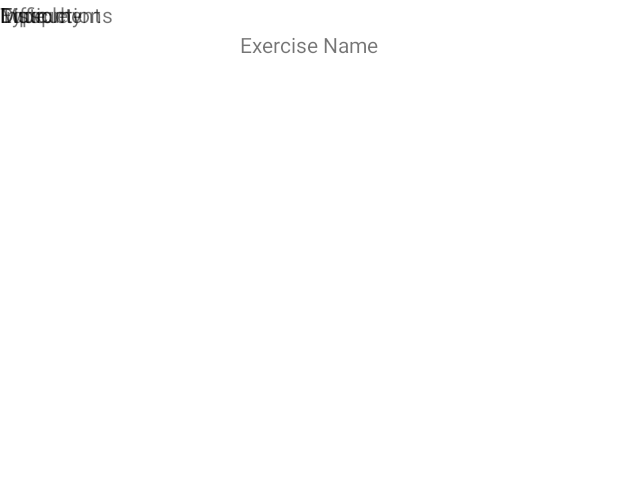
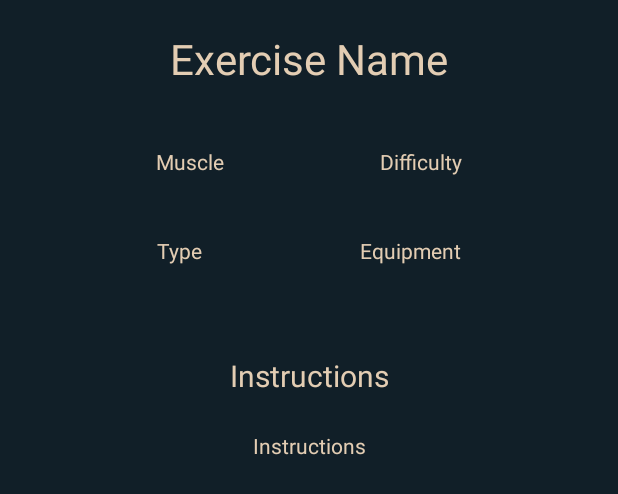
Before and after one commit to Josh-Cox/ExercisesApp, an Android app: the layout activity_exercise_info.xml on its own in the app's theme, with its tools: preview values and no code run, on a phone screen of 412 x 824 dp. Shown: the top 494 px of the screen. Run offline under Robolectric (Android 15) with nearby library versions, the phone set to English and light mode, and no system bars; network calls fail.

Commit message:
Ex info layout

```diff
--- a/app/src/main/java/com/example/exercisesapp/ExerciseInfoActivity.java
+++ b/app/src/main/java/com/example/exercisesapp/ExerciseInfoActivity.java
@@ -3,6 +3,7 @@ package com.example.exercisesapp;
 import androidx.appcompat.app.AppCompatActivity;
 
 import android.os.Bundle;
+import android.text.method.ScrollingMovementMethod;
 import android.widget.TextView;
 import android.widget.Toast;
 
@@ -26,11 +27,14 @@ public class ExerciseInfoActivity extends AppCompatActivity {
         ExInfoModel exInfoModel = Parcels.unwrap(getIntent().getParcelableExtra("exercise"));
 
         tvName.setText(exInfoModel.getName());
-        tvMuscle.setText(exInfoModel.getMuscle());
-        tvEquipment.setText(exInfoModel.getEquipment());
-        tvType.setText(exInfoModel.getType());
-        tvDifficulty.setText(exInfoModel.getDifficulty());
+        tvMuscle.setText("Muscle: " + exInfoModel.getMuscle());
+        tvEquipment.setText("Equipment: " + exInfoModel.getEquipment());
+        tvType.setText("Type: " + exInfoModel.getType());
+        tvDifficulty.setText("Difficulty: " + exInfoModel.getDifficulty());
         tvInstr.setText(exInfoModel.getInstructions());
+
+        // set instructions to be scrollable
+        tvInstr.setMovementMethod(new ScrollingMovementMethod());
 
 
     }
--- a/app/src/main/res/layout/activity_exercise_info.xml
+++ b/app/src/main/res/layout/activity_exercise_info.xml
@@ -4,6 +4,7 @@
     xmlns:tools="http://schemas.android.com/tools"
     android:layout_width="match_parent"
     android:layout_height="match_parent"
+    android:background="@color/blueBlack"
     tools:context=".ExerciseInfoActivity">
 
     <TextView
@@ -12,6 +13,8 @@
         android:layout_height="wrap_content"
         android:layout_marginTop="20dp"
         android:text="Exercise Name"
+        android:textColor="@color/tanAccent"
+        android:textSize="28sp"
         app:layout_constraintEnd_toEndOf="parent"
         app:layout_constraintStart_toStartOf="parent"
         app:layout_constraintTop_toTopOf="parent" />
@@ -21,38 +24,70 @@
         android:layout_width="wrap_content"
         android:layout_height="wrap_content"
         android:text="Type"
-        tools:layout_editor_absoluteX="41dp"
-        tools:layout_editor_absoluteY="74dp" />
+        android:textColor="@color/tanAccent"
+        android:textSize="14sp"
+        app:layout_constraintEnd_toStartOf="@+id/tvEquipment"
+        app:layout_constraintStart_toStartOf="parent"
+        app:layout_constraintTop_toTopOf="@+id/tvEquipment" />
 
     <TextView
         android:id="@+id/tvDifficulty"
         android:layout_width="wrap_content"
         android:layout_height="wrap_content"
         android:text="Difficulty"
-        tools:layout_editor_absoluteX="41dp"
-        tools:layout_editor_absoluteY="111dp" />
+        android:textColor="@color/tanAccent"
+        android:textSize="14sp"
+        app:layout_constraintEnd_toEndOf="parent"
+        app:layout_constraintStart_toEndOf="@+id/tvMuscle"
+        app:layout_constraintTop_toTopOf="@+id/tvMuscle" />
 
     <TextView
         android:id="@+id/tvMuscle"
         android:layout_width="wrap_content"
         android:layout_height="wrap_content"
+        android:layout_marginTop="40dp"
         android:text="Muscle"
-        tools:layout_editor_absoluteX="41dp"
-        tools:layout_editor_absoluteY="169dp" />
+        android:textColor="@color/tanAccent"
+        android:textSize="14sp"
+        app:layout_constraintEnd_toStartOf="@+id/tvDifficulty"
+        app:layout_constraintStart_toStartOf="parent"
+        app:layout_constraintTop_toBottomOf="@+id/tvName" />
 
     <TextView
         android:id="@+id/tvInstr"
         android:layout_width="wrap_content"
         android:layout_height="wrap_content"
+        android:layout_marginTop="23dp"
         android:text="Instructions"
-        tools:layout_editor_absoluteX="35dp"
-        tools:layout_editor_absoluteY="218dp" />
+        android:textColor="@color/tanAccent"
+        android:textSize="14sp"
+        android:gravity="center"
+        android:scrollbars="vertical"
+        app:layout_constraintEnd_toEndOf="parent"
+        app:layout_constraintStart_toStartOf="parent"
+        app:layout_constraintTop_toBottomOf="@+id/tvInstrTitle" />
 
     <TextView
         android:id="@+id/tvEquipment"
         android:layout_width="wrap_content"
         android:layout_height="wrap_content"
+        android:layout_marginTop="40dp"
         android:text="Equipment"
-        tools:layout_editor_absoluteX="216dp"
-        tools:layout_editor_absoluteY="130dp" />
+        android:textColor="@color/tanAccent"
+        android:textSize="14sp"
+        app:layout_constraintEnd_toEndOf="parent"
+        app:layout_constraintStart_toEndOf="@+id/tvType"
+        app:layout_constraintTop_toBottomOf="@+id/tvDifficulty" />
+
+    <TextView
+        android:id="@+id/tvInstrTitle"
+        android:layout_width="wrap_content"
+        android:layout_height="wrap_content"
+        android:layout_marginTop="60dp"
+        android:text="Instructions"
+        android:textSize="20sp"
+        android:textColor="@color/tanAccent"
+        app:layout_constraintEnd_toEndOf="parent"
+        app:layout_constraintStart_toStartOf="parent"
+        app:layout_constraintTop_toBottomOf="@+id/tvEquipment" />
 </androidx.constraintlayout.widget.ConstraintLayout>
```
